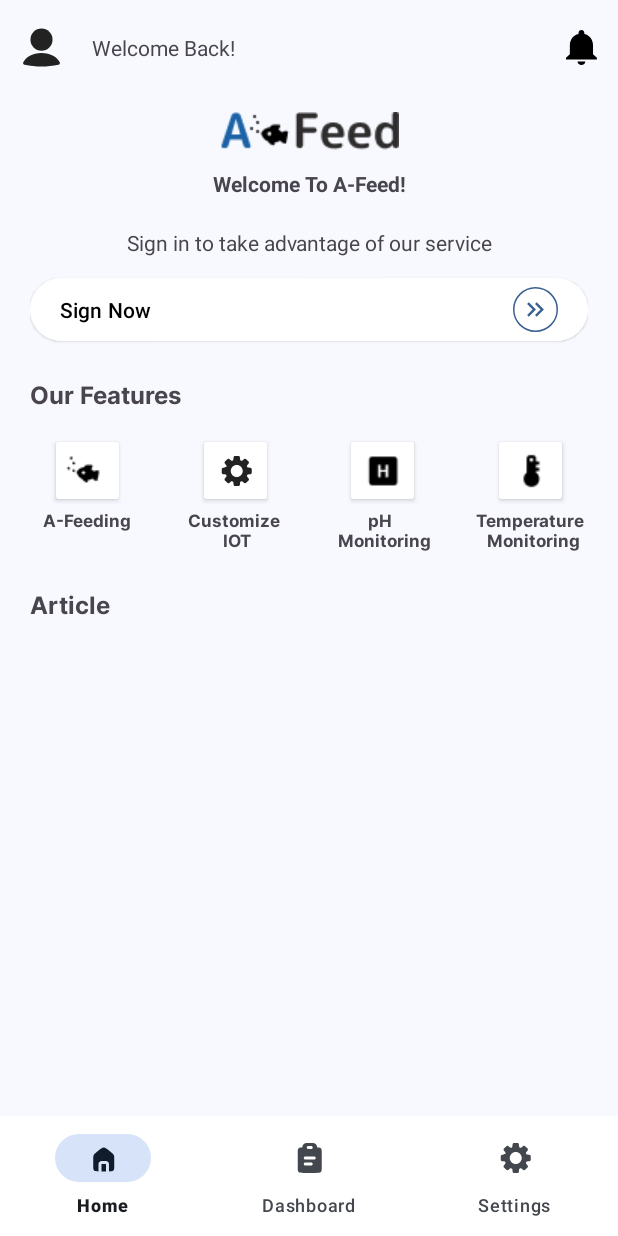
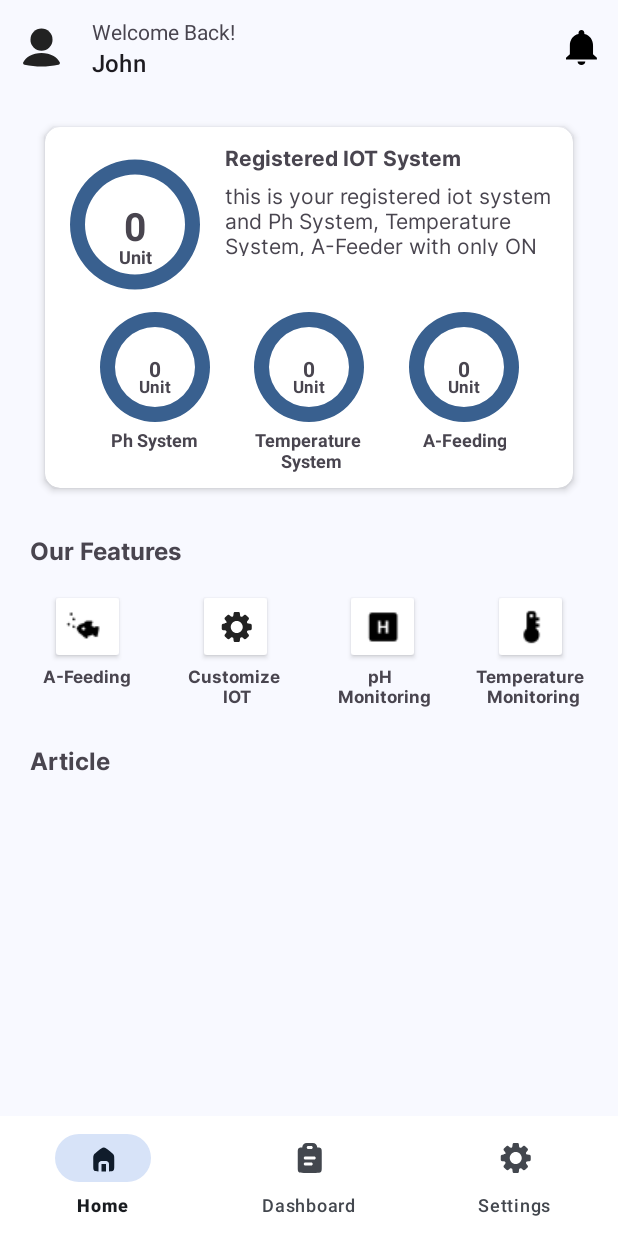
Before and after one commit to A-Feed/A-Feed-md, an Android app: the HomeFragment screen opened directly, with no data from a screen before it, on a phone screen of 412 x 824 dp. Run offline under Robolectric (Android 15) with nearby library versions, the phone set to English and light mode, and no system bars; network calls fail.

Commit message:
Feat: Login Register Response

```diff
--- a/app/src/main/java/com/capstone/afeed/ui/main/home/HomeFragment.kt
+++ b/app/src/main/java/com/capstone/afeed/ui/main/home/HomeFragment.kt
@@ -6,6 +6,7 @@ import android.view.LayoutInflater
 import android.view.View
 import android.view.ViewGroup
 import android.widget.Toast
+import androidx.core.view.isVisible
 import androidx.fragment.app.Fragment
 import androidx.fragment.app.viewModels
 import androidx.recyclerview.widget.LinearLayoutManager
@@ -48,10 +49,17 @@ class HomeFragment : Fragment() {
 
     private fun setupView() {
         with(binding) {
-            infoHomeSection.btnElevatedSignNowButton.setOnClickListener {
-                val intent =
-                    Intent(requireContext(), AuthenticationActivity::class.java)
-                startActivity(intent)
+            val isLogin = true
+            includeInfoHome.isVisible = !isLogin
+            includeInfoHomeLogin.isVisible = isLogin
+
+            if (includeInfoHome.isVisible) {
+                infoHomeSection.btnElevatedSignNowButton.setOnClickListener {
+                    val intent =
+                        Intent(requireContext(), AuthenticationActivity::class.java)
+                    startActivity(intent)
+                    requireActivity().finish()
+                }
             }
             btnAFeeding.setOnClickListener {
                 ModalBottomSheet(1).show(parentFragmentManager, ModalBottomSheet.TAG)
--- a/app/src/main/res/layout/activity_monitoring.xml
+++ b/app/src/main/res/layout/activity_monitoring.xml
@@ -39,7 +39,7 @@
                 app:layout_constraintTop_toTopOf="@+id/guideline">
 
                 <ImageView
-                    android:id="@+id/imageView"
+                    android:id="@+id/iv_user_login_unit"
                     android:layout_width="150dp"
                     android:layout_height="150dp"
                     android:contentDescription="@string/unit"
@@ -59,7 +59,7 @@
                     android:textSize="30sp"
                     android:textStyle="bold"
                     app:layout_constraintBottom_toBottomOf="parent"
-                    app:layout_constraintEnd_toEndOf="@+id/imageView"
+                    app:layout_constraintEnd_toEndOf="@+id/iv_user_login_unit"
                     app:layout_constraintStart_toStartOf="parent"
                     app:layout_constraintTop_toTopOf="parent"
                     tools:text="30" />
--- a/app/src/main/res/layout/before_login.xml
+++ b/app/src/main/res/layout/before_login.xml
@@ -10,6 +10,7 @@
         android:layout_height="wrap_content"
         android:contentDescription="@string/logo_app"
         android:src="@drawable/logo_app_reduce_whitespace"
+        android:paddingTop="10dp"
         app:layout_constraintBottom_toTopOf="@id/tv_welcome_main"
         app:layout_constraintEnd_toEndOf="parent"
         app:layout_constraintStart_toStartOf="parent"
@@ -45,7 +46,7 @@
         style="@style/Widget.Material3.Button.ElevatedButton.Icon"
         android:layout_width="match_parent"
         android:layout_height="wrap_content"
-        android:layout_marginTop="10dp"
+        android:layout_marginTop="20dp"
         android:backgroundTint="@color/white"
         android:paddingHorizontal="20dp"
         android:text="@string/sign_now"
--- a/app/src/main/res/layout/dialog_success_fragment.xml
+++ b/app/src/main/res/layout/dialog_success_fragment.xml
@@ -4,14 +4,14 @@
     xmlns:app="http://schemas.android.com/apk/res-auto"
     android:layout_width="wrap_content"
     android:layout_height="wrap_content"
-    android:paddingVertical="10dp"
-    >
+    android:paddingVertical="10dp">
 
     <ImageView
         android:id="@+id/imageView2"
         android:layout_width="200dp"
         android:layout_height="200dp"
         android:src="@drawable/confirmed_procces"
+        android:contentDescription="@string/action_successful"
         app:layout_constraintEnd_toEndOf="parent"
         app:layout_constraintStart_toStartOf="parent"
         app:layout_constraintTop_toTopOf="parent" />
@@ -24,6 +24,7 @@
         tools:text="Success Message Here"
         android:layout_marginTop="10dp"
         android:textSize="18sp"
+        android:text="@string/success"
         app:layout_constraintEnd_toEndOf="@+id/imageView2"
         app:layout_constraintStart_toStartOf="@+id/imageView2"
         app:layout_constraintTop_toBottomOf="@+id/imageView2" />
@@ -37,6 +38,7 @@
         android:ellipsize="end"
         android:fontFamily="@font/inter_regular"
         android:maxLines="3"
+
         app:layout_constraintEnd_toEndOf="@+id/textView_success_message_title"
         app:layout_constraintHorizontal_bias="0.496"
         app:layout_constraintStart_toStartOf="@+id/textView_success_message_title"
--- a/app/src/main/res/layout/fragment_home.xml
+++ b/app/src/main/res/layout/fragment_home.xml
@@ -6,6 +6,13 @@
     android:layout_height="match_parent"
     android:padding="20dp"
     tools:context=".ui.main.home.HomeFragment">
+
+    <FrameLayout
+        android:id="@+id/contain_include"
+        android:layout_width="match_parent"
+        android:layout_height="wrap_content"
+        app:layout_constraintTop_toTopOf="parent"
+        app:layout_constraintStart_toStartOf="parent">
 
         <FrameLayout
             android:id="@+id/include_info_home"
@@ -21,6 +28,22 @@
 
         </FrameLayout>
 
+        <FrameLayout
+            android:id="@+id/include_info_home_login"
+            android:layout_width="match_parent"
+            android:layout_height="wrap_content"
+            android:visibility="gone"
+            app:layout_constraintStart_toStartOf="parent"
+            app:layout_constraintTop_toTopOf="parent"
+            app:layout_constraintEnd_toEndOf="parent">
+
+            <include
+                android:id="@+id/info_home_section_login"
+                layout="@layout/user_log_in" />
+
+        </FrameLayout>
+    </FrameLayout>
+
     <TextView
         android:id="@+id/tv_our_features"
         android:layout_width="wrap_content"
@@ -30,7 +53,7 @@
         android:text="@string/our_features"
         android:textSize="16sp"
         app:layout_constraintStart_toStartOf="parent"
-        app:layout_constraintTop_toBottomOf="@+id/include_info_home" />
+        app:layout_constraintTop_toBottomOf="@+id/contain_include" />
 
     <ImageButton
         android:id="@+id/btn_a_feeding"
@@ -167,5 +190,12 @@
         app:layout_constraintTop_toBottomOf="@id/tv_article"
         app:layout_constraintBottom_toBottomOf="parent" />
 
+    <!--    <androidx.constraintlayout.widget.Guideline-->
+    <!--        android:id="@+id/guideline10"-->
+    <!--        android:layout_width="wrap_content"-->
+    <!--        android:layout_height="wrap_content"-->
+    <!--        android:orientation="horizontal"-->
+    <!--        app:layout_constraintGuide_percent="0.38" />-->
+
 
 </androidx.constraintlayout.widget.ConstraintLayout>
--- a/app/src/main/res/layout/fragment_login.xml
+++ b/app/src/main/res/layout/fragment_login.xml
@@ -47,6 +47,7 @@
         android:layout_height="wrap_content"
         android:layout_marginTop="12dp"
         android:hint="@string/password"
+        app:endIconMode="password_toggle"
         app:layout_constraintEnd_toEndOf="parent"
         app:layout_constraintStart_toStartOf="parent"
         app:layout_constraintTop_toBottomOf="@id/til_login_email">
@@ -57,7 +58,7 @@
             android:layout_height="wrap_content"
             android:autofillHints="emailAddress"
             android:ems="10"
-            android:inputType="textEmailAddress"
+            android:inputType="textPassword"
             android:padding="12dp"
             android:textColorHint="#546E7A" />
 
--- a/app/src/main/res/layout/fragment_sign_up.xml
+++ b/app/src/main/res/layout/fragment_sign_up.xml
@@ -70,6 +70,7 @@
         android:layout_height="wrap_content"
         android:layout_marginTop="12dp"
         android:hint="@string/password"
+        app:endIconMode="password_toggle"
         app:layout_constraintEnd_toEndOf="parent"
         app:layout_constraintStart_toStartOf="parent"
         app:layout_constraintTop_toBottomOf="@id/til_sign_up_email">
@@ -80,7 +81,7 @@
             android:layout_height="wrap_content"
             android:autofillHints="emailAddress"
             android:ems="10"
-            android:inputType="textEmailAddress"
+            android:inputType="textPassword"
             android:padding="12dp"
             android:textColorHint="#546E7A" />
 
@@ -93,6 +94,7 @@
         android:layout_height="wrap_content"
         android:layout_marginTop="12dp"
         android:hint="@string/confirm_password"
+        app:endIconMode="password_toggle"
         app:layout_constraintEnd_toEndOf="parent"
         app:layout_constraintStart_toStartOf="parent"
         app:layout_constraintTop_toBottomOf="@id/til_sign_up_password">
@@ -103,7 +105,7 @@
             android:layout_height="wrap_content"
             android:autofillHints="emailAddress"
             android:ems="10"
-            android:inputType="textEmailAddress"
+            android:inputType="textPassword"
             android:padding="12dp"
             android:textColorHint="#546E7A" />
 
--- a/app/src/main/res/layout/toolbar_main.xml
+++ b/app/src/main/res/layout/toolbar_main.xml
@@ -32,7 +32,7 @@
             app:menu="@menu/menu_toolbar_main"
             app:title="@string/welcome_back"
             app:titleTextAppearance="@style/TextAppearance.AppCompat.Small"
-            tools:subtitle="Username">
+            app:subtitle="@string/john">
 
         </com.google.android.material.appbar.MaterialToolbar>
 
--- /dev/null
+++ b/app/src/main/res/layout/user_log_in.xml
@@ -0,0 +1,237 @@
+<?xml version="1.0" encoding="utf-8"?>
+<androidx.cardview.widget.CardView xmlns:android="http://schemas.android.com/apk/res/android"
+    xmlns:app="http://schemas.android.com/apk/res-auto"
+    android:layout_width="match_parent"
+    android:layout_height="wrap_content"
+    app:cardCornerRadius="10dp"
+    android:layout_margin="10dp"
+    app:cardElevation="3dp">
+
+    <androidx.constraintlayout.widget.ConstraintLayout
+        android:id="@+id/constraintLayout"
+        android:layout_width="match_parent"
+        android:layout_height="wrap_content"
+        android:orientation="vertical"
+        android:padding="10dp">
+
+        <ImageView
+            android:id="@+id/iv_user_login_unit"
+            android:layout_width="100dp"
+            android:layout_height="110dp"
+            android:contentDescription="@string/unit"
+            android:scaleType="fitCenter"
+            android:src="@drawable/circle_container"
+            app:layout_constraintStart_toStartOf="parent"
+            app:layout_constraintTop_toTopOf="parent" />
+
+        <TextView
+            android:id="@+id/textView_score"
+            android:layout_width="wrap_content"
+            android:layout_height="wrap_content"
+            android:layout_marginTop="1dp"
+            android:text="@string/_0"
+            android:textSize="26sp"
+            android:textStyle="bold"
+            app:layout_constraintBottom_toBottomOf="@+id/iv_user_login_unit"
+            app:layout_constraintEnd_toEndOf="@+id/iv_user_login_unit"
+            app:layout_constraintStart_toStartOf="@+id/iv_user_login_unit"
+            app:layout_constraintTop_toTopOf="@+id/iv_user_login_unit" />
+
+        <TextView
+            android:id="@+id/tv_system_unit"
+            android:layout_width="wrap_content"
+            android:layout_height="wrap_content"
+            android:layout_marginTop="-5dp"
+            android:text="@string/unit"
+            android:textSize="12sp"
+            android:textStyle="bold"
+            app:layout_constraintEnd_toEndOf="@+id/textView_score"
+            app:layout_constraintStart_toStartOf="@+id/textView_score"
+            app:layout_constraintTop_toBottomOf="@+id/textView_score" />
+
+        <LinearLayout
+            android:id="@+id/linearLayout"
+            android:layout_width="0dp"
+            android:layout_height="wrap_content"
+            android:layout_marginStart="10dp"
+            app:layout_constraintEnd_toEndOf="parent"
+            app:layout_constraintStart_toEndOf="@+id/iv_user_login_unit"
+            app:layout_constraintTop_toTopOf="@+id/iv_user_login_unit">
+
+            <TextView
+                android:id="@+id/textView_id_system"
+                android:layout_width="match_parent"
+                android:layout_height="wrap_content"
+                android:fontFamily="@font/inter_bold"
+                android:text="@string/registered_iot_system" />
+
+        </LinearLayout>
+
+        <LinearLayout
+            android:id="@+id/linearLayout2"
+            android:layout_width="0dp"
+            android:layout_height="wrap_content"
+            android:layout_marginTop="5dp"
+            app:layout_constraintEnd_toEndOf="@+id/linearLayout"
+            app:layout_constraintHeight_max="50dp"
+            app:layout_constraintStart_toStartOf="@+id/linearLayout"
+            app:layout_constraintTop_toBottomOf="@+id/linearLayout">
+
+            <TextView
+                android:layout_width="wrap_content"
+                android:layout_height="wrap_content"
+                android:fontFamily="@font/inter_regular"
+                android:text="@string/registered_iot_system_description" />
+
+        </LinearLayout>
+
+        <ImageView
+            android:id="@+id/iv_user_login_ph_unit"
+            android:layout_width="80dp"
+            android:layout_height="80dp"
+            android:contentDescription="@string/unit"
+            android:scaleType="fitCenter"
+            android:src="@drawable/circle_container"
+            app:layout_constraintEnd_toStartOf="@+id/iv_user_login_temperature_system_unit"
+            app:layout_constraintHorizontal_bias="0.5"
+            app:layout_constraintStart_toStartOf="parent"
+            app:layout_constraintTop_toBottomOf="@id/iv_user_login_unit" />
+
+        <TextView
+            android:id="@+id/tv_ph_total"
+            android:layout_width="wrap_content"
+            android:layout_height="wrap_content"
+            android:layout_marginTop="1dp"
+            android:text="@string/_0"
+            android:textSize="14sp"
+            android:textStyle="bold"
+            app:layout_constraintBottom_toBottomOf="@+id/iv_user_login_ph_unit"
+            app:layout_constraintEnd_toEndOf="@+id/iv_user_login_ph_unit"
+            app:layout_constraintStart_toStartOf="@+id/iv_user_login_ph_unit"
+            app:layout_constraintTop_toTopOf="@+id/iv_user_login_ph_unit" />
+
+        <TextView
+            android:id="@+id/tv_ph_unit"
+            android:layout_width="wrap_content"
+            android:layout_height="wrap_content"
+            android:layout_marginTop="-5dp"
+            android:text="@string/unit"
+            android:textSize="11sp"
+            android:textStyle="bold"
+            app:layout_constraintEnd_toEndOf="@+id/tv_ph_total"
+            app:layout_constraintStart_toStartOf="@+id/tv_ph_total"
+            app:layout_constraintTop_toBottomOf="@+id/tv_ph_total" />
+
+        <TextView
+            android:id="@+id/tv_ph_title"
+            android:layout_width="wrap_content"
+            android:layout_height="wrap_content"
+            android:text="@string/ph_system"
+            android:textSize="12sp"
+            android:textStyle="bold"
+            app:layout_constraintEnd_toEndOf="@+id/iv_user_login_ph_unit"
+            app:layout_constraintStart_toStartOf="@+id/iv_user_login_ph_unit"
+            app:layout_constraintTop_toBottomOf="@+id/iv_user_login_ph_unit" />
+
+        <ImageView
+            android:id="@+id/iv_user_login_temperature_system_unit"
+            android:layout_width="80dp"
+            android:layout_height="80dp"
+            android:contentDescription="@string/unit"
+            android:scaleType="fitCenter"
+            android:src="@drawable/circle_container"
+            app:layout_constraintEnd_toStartOf="@+id/iv_user_login_a_feeding_unit"
+            app:layout_constraintHorizontal_bias="0.5"
+            app:layout_constraintStart_toEndOf="@+id/iv_user_login_ph_unit"
+            app:layout_constraintTop_toTopOf="@id/iv_user_login_ph_unit" />
+
+        <TextView
+            android:id="@+id/tv_temperature_system_total"
+            android:layout_width="wrap_content"
+            android:layout_height="wrap_content"
+            android:layout_marginTop="1dp"
+            android:text="@string/_0"
+            android:textSize="14sp"
+            android:textStyle="bold"
+            app:layout_constraintBottom_toBottomOf="@+id/iv_user_login_temperature_system_unit"
+            app:layout_constraintEnd_toEndOf="@+id/iv_user_login_temperature_system_unit"
+            app:layout_constraintStart_toStartOf="@+id/iv_user_login_temperature_system_unit"
+            app:layout_constraintTop_toTopOf="@+id/iv_user_login_temperature_system_unit" />
+
+        <TextView
+            android:id="@+id/tv_temperature_system_unit"
+            android:layout_width="wrap_content"
+            android:layout_height="wrap_content"
+            android:layout_marginTop="-5dp"
+            android:text="@string/unit"
+            android:textSize="11sp"
+            android:textStyle="bold"
+            app:layout_constraintEnd_toEndOf="@+id/tv_temperature_system_total"
+            app:layout_constraintStart_toStartOf="@+id/tv_temperature_system_total"
+            app:layout_constraintTop_toBottomOf="@+id/tv_temperature_system_total" />
+
+        <TextView
+            android:id="@+id/tv_temperature_system_title"
+            android:layout_width="wrap_content"
+            android:layout_height="wrap_content"
+            android:text="@string/temperature_system_login"
+            android:textAlignment="center"
+            android:textSize="12sp"
+            android:textStyle="bold"
+            app:layout_constraintEnd_toEndOf="@+id/iv_user_login_temperature_system_unit"
+            app:layout_constraintStart_toStartOf="@+id/iv_user_login_temperature_system_unit"
+            app:layout_constraintTop_toBottomOf="@+id/iv_user_login_temperature_system_unit" />
+
+        <ImageView
+            android:id="@+id/iv_user_login_a_feeding_unit"
+            android:layout_width="80dp"
+            android:layout_height="80dp"
+            android:contentDescription="@string/unit"
+            android:scaleType="fitCenter"
+            android:src="@drawable/circle_container"
+            app:layout_constraintEnd_toEndOf="parent"
+            app:layout_constraintHorizontal_bias="0.5"
+            app:layout_constraintStart_toEndOf="@+id/iv_user_login_temperature_system_unit"
+            app:layout_constraintTop_toTopOf="@id/iv_user_login_ph_unit" />
+
+        <TextView
+            android:id="@+id/tv_a_feeding_total"
+            android:layout_width="wrap_content"
+            android:layout_height="wrap_content"
+            android:layout_marginTop="1dp"
+            android:text="@string/_0"
+            android:textSize="14sp"
+            android:textStyle="bold"
+            app:layout_constraintBottom_toBottomOf="@+id/iv_user_login_a_feeding_unit"
+            app:layout_constraintEnd_toEndOf="@+id/iv_user_login_a_feeding_unit"
+            app:layout_constraintStart_toStartOf="@+id/iv_user_login_a_feeding_unit"
+            app:layout_constraintTop_toTopOf="@+id/iv_user_login_a_feeding_unit" />
+
+        <TextView
+            android:id="@+id/tv_a_feeding_unit"
+            android:layout_width="wrap_content"
+            android:layout_height="wrap_content"
+            android:layout_marginTop="-5dp"
+            android:text="@string/unit"
+            android:textSize="11sp"
+            android:textStyle="bold"
+            app:layout_constraintEnd_toEndOf="@+id/tv_a_feeding_total"
+            app:layout_constraintStart_toStartOf="@+id/tv_a_feeding_total"
+            app:layout_constraintTop_toBottomOf="@+id/tv_a_feeding_total" />
+
+        <TextView
+            android:id="@+id/tv_a_feeding_title"
+            android:layout_width="wrap_content"
+            android:layout_height="wrap_content"
+            android:text="@string/a_feeding"
+            android:textAlignment="center"
+            android:textSize="12sp"
+            android:textStyle="bold"
+            app:layout_constraintEnd_toEndOf="@+id/iv_user_login_a_feeding_unit"
+            app:layout_constraintStart_toStartOf="@+id/iv_user_login_a_feeding_unit"
+            app:layout_constraintTop_toBottomOf="@+id/iv_user_login_a_feeding_unit" />
+
+
+    </androidx.constraintlayout.widget.ConstraintLayout>
+
+</androidx.cardview.widget.CardView>
--- a/app/src/main/res/values/strings.xml
+++ b/app/src/main/res/values/strings.xml
@@ -172,4 +172,10 @@
     <string name="profile_edit">edit</string>
     <string name="bottom_sheet_s_image">Bottom Sheet\'s Image</string>
     <string name="article_full_image">Article Full Image</string>
+    <string name="registered_iot_system">Registered IOT System</string>
+    <string name="registered_iot_system_description">this is your registered iot system and Ph System, Temperature System, A-Feeder with only ON status</string>
+    <string name="temperature_system_login">Temperature \n System</string>
+    <string name="action_successful">Action Successful</string>
+    <string name="success">Success</string>
+    <string name="john">John</string>
 </resources>
```
Also changed, not shown: app/src/main/java/com/capstone/afeed/data/remote/response/LoginResponse.kt (added, +24 -0 lines), app/src/main/java/com/capstone/afeed/data/remote/response/RegisterResponse.kt (added, +27 -0 lines), app/src/main/java/com/capstone/afeed/ui/authentication/LoginFragment.kt (+30 -7 lines), app/src/main/java/com/capstone/afeed/ui/authentication/SignUpFragment.kt (+20 -1 lines), app/src/main/res/layout/activity_monitoring_detail.xml (+11 -9 lines), app/src/main/res/layout/item_card_iot_system_info.xml (+10 -10 lines). Lines whose indentation alone changed are shown as unchanged.
